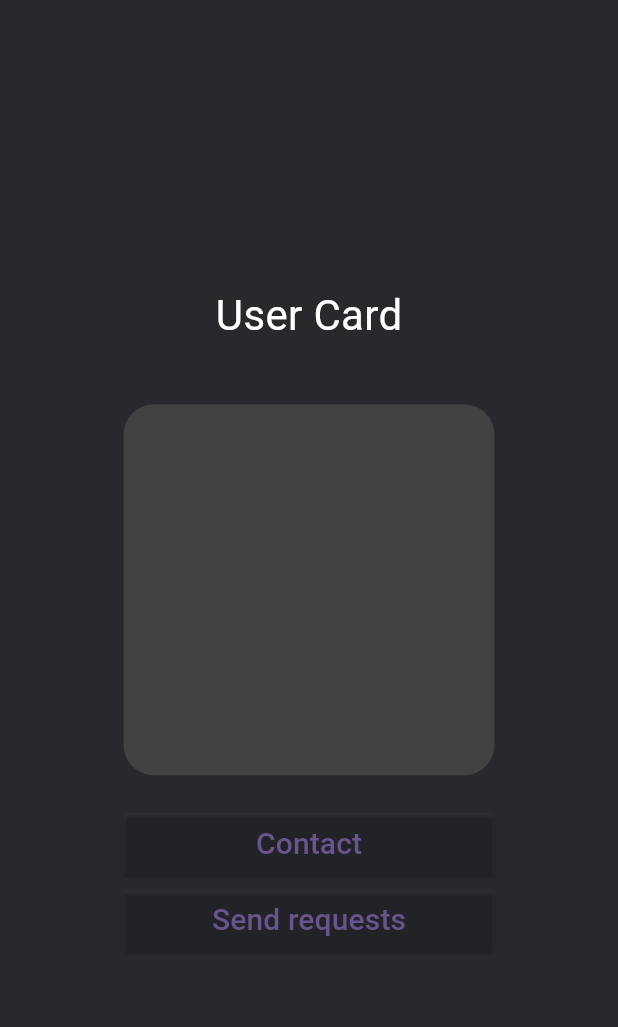
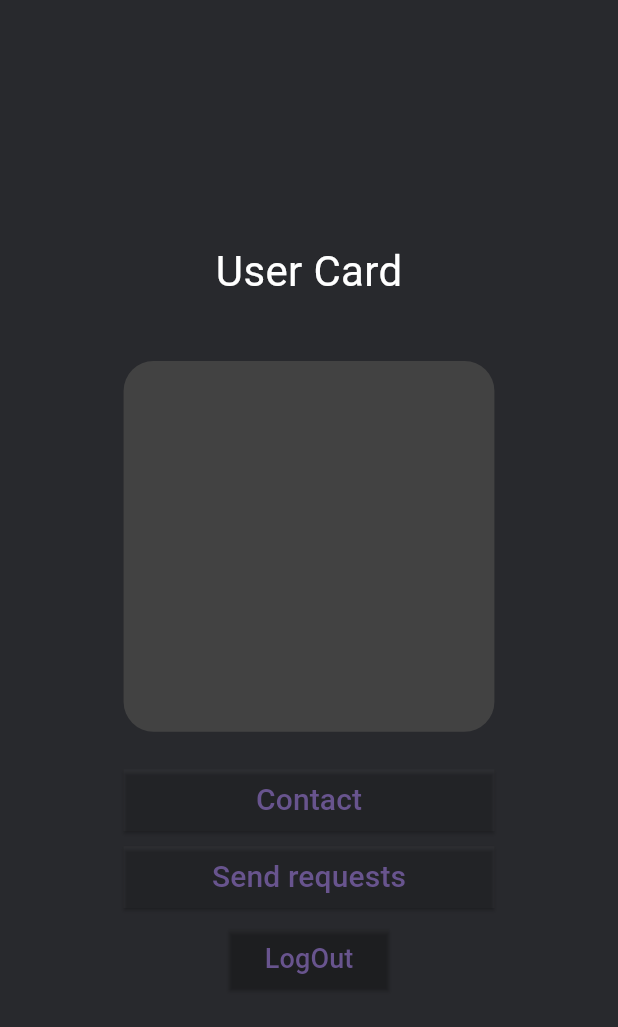
Before and after one commit to YashIngole/Team-LKC-Ninjas, a Flutter app: the userprofile screen opened directly, on a phone screen of 412 x 824 dp. Shown: the top 1027 px of the screen. Run offline on Flutter 3.47's test engine with Material 2 defaults, Android fonts, the phone set to English and light mode, and no system bars; our stand-ins replace carousel_slider, cloud_firestore, firebase_auth, firebase_core, flutter_animate, flutter_screenutil and 6 more; accounts and stored records are empty.

Commit message:
logout button

```diff
--- a/lib/user/UserProfile.dart
+++ b/lib/user/UserProfile.dart
@@ -1,4 +1,3 @@
-
 import 'package:flutter/material.dart';
 import 'package:get/get.dart';
 import 'package:sahayak/Themeconst.dart';
@@ -83,6 +82,8 @@ class _HomeState extends State<userprofile> {
           // SizedBox(
           //   height: 10,
           // ),
+          Column(
+            children: [
               Center(
                 child: SingleChildScrollView(
                   child: Padding(
@@ -114,22 +115,43 @@ class _HomeState extends State<userprofile> {
                               ),
                               actions: [
                                 ElevatedButton(
-                                  onPressed: () {}, child: const Text("send request"))
+                                    onPressed: () {},
+                                    child: const Text("send request"))
                               ]);
                         },
+                        style: ElevatedButton.styleFrom(
+                          backgroundColor: Colors.transparent,
+                          shape: RoundedRectangleBorder(
+                            borderRadius:
+                                BorderRadius.circular(0), // <-- Radius
+                          ),
+                        ),
+                        child: const Text(
+                          "Send requests",
+                          style: TextStyle(fontSize: 20),
+                        ),
+                      ),
+                    ),
+                  ),
+                ),
+              ),
+              SizedBox(
+                height: 10,
+              ),
+              ElevatedButton(
+                onPressed: () {},
                 style: ElevatedButton.styleFrom(
                   backgroundColor: Colors.transparent,
                   shape: RoundedRectangleBorder(
                     borderRadius: BorderRadius.circular(0), // <-- Radius
                   ),
                 ),
-                      child: const Text(
-                        "Send requests",
-                        style: TextStyle(fontSize: 20),
-                      )),
+                child: Text(
+                  "LogOut",
+                  style: TextStyle(fontSize: 18),
                 ),
-              ),
-            ),
+              )
+            ],
           ),
           const Spacer(),
         ],
```
Also changed, not shown: lib/user/Landingpage.dart (+0 -11 lines). Lines whose indentation alone changed are shown as unchanged.
